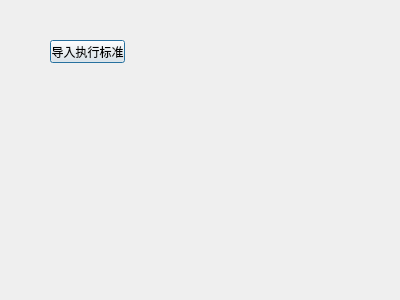
Old version of the form src/Server/staticdatamanager.ui in the repository hcc01/ELIMS.
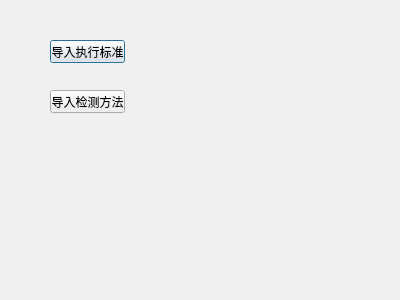
New version of the form.

The edit to the form file:
```diff
--- a/src/Server/staticdatamanager.ui
+++ b/src/Server/staticdatamanager.ui
@@ -26,6 +26,19 @@
     <string>导入执行标准</string>
    </property>
   </widget>
+  <widget class="QPushButton" name="improtTestMethod">
+   <property name="geometry">
+    <rect>
+     <x>50</x>
+     <y>90</y>
+     <width>75</width>
+     <height>23</height>
+    </rect>
+   </property>
+   <property name="text">
+    <string>导入检测方法</string>
+   </property>
+  </widget>
  </widget>
  <resources/>
  <connections/>
```
